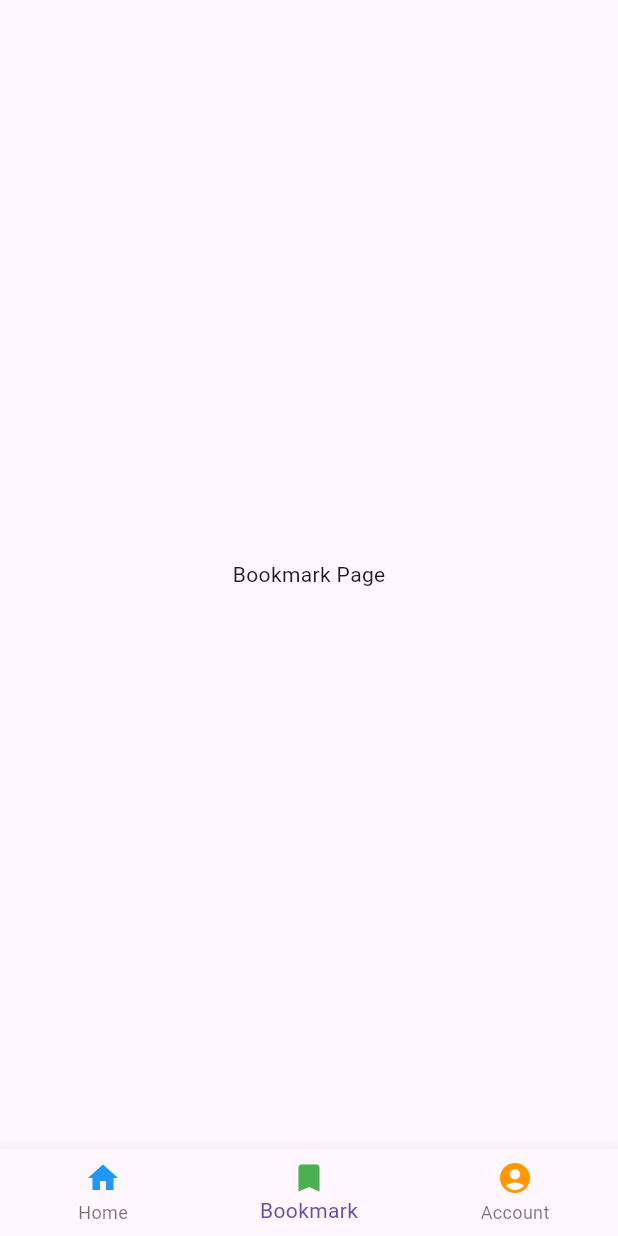
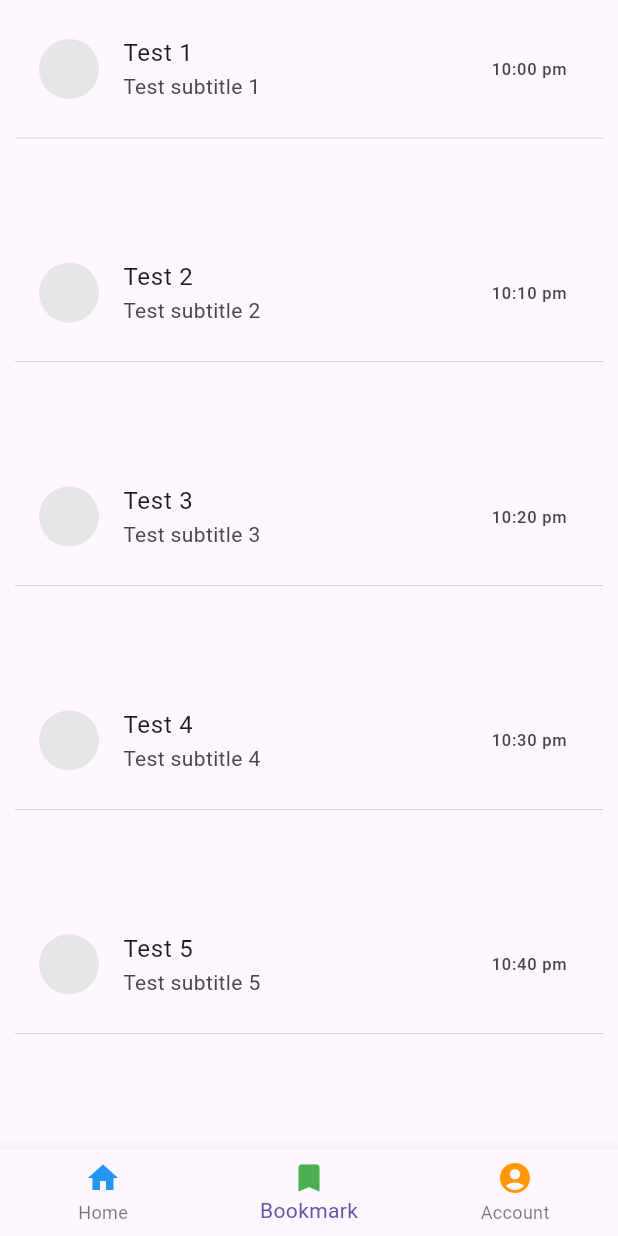
Before and after one commit to shinyPy/Flutter_News, a Flutter app: the Navbar screen opened directly, item 2 of the bottom bar chosen, on a phone screen of 412 x 824 dp. Run offline on Flutter 3.47's test engine with Material 3 defaults, Android fonts, the phone set to English and light mode, and no system bars; our stand-ins replace flutter_svg_provider, get, hexcolor.

Commit message:
add test stuff

```diff
--- /dev/null
+++ b/lib/view/widgets/components/list.widget.dart
@@ -0,0 +1,42 @@
+import 'package:flutter/material.dart';
+import 'package:flutter_news/utils/global.colors.dart';
+
+class ListContents extends StatelessWidget {
+  const ListContents(
+      {Key? key,
+      required this.title,
+      required this.subtitle,
+      required this.time})
+      : super(key: key);
+
+  final String title;
+  final String subtitle;
+  final String time;
+
+  @override
+  Widget build(BuildContext context) {
+    return ListView(
+      children: [
+        buildListItem(title: title, subtitle: subtitle, time: time),
+        Divider(
+          color: Colors.black,
+          height: 20,
+          thickness: 0.1,
+        ),
+        // Add more list items as needed
+      ],
+    );
+  }
+
+  Widget buildListItem(
+      {required String title, required String subtitle, required String time}) {
+    return ListTile(
+      title: Text(title),
+      subtitle: Text(subtitle),
+      leading: CircleAvatar(
+        backgroundColor: GlobalColors.mainColor,
+      ),
+      trailing: Text(time),
+    );
+  }
+}
--- a/lib/view/widgets/components/navbar.bottom.dart
+++ b/lib/view/widgets/components/navbar.bottom.dart
@@ -1,5 +1,6 @@
 import 'package:flutter/material.dart';
-import 'package:flutter_news/view/widgets/home/home.contents.dart';
+import 'package:flutter_news/view/widgets/contents/bookmark.content.dart';
+import 'package:flutter_news/view/widgets/contents/home.contents.dart';
 
 class Navbar extends StatefulWidget {
   const Navbar({Key? key}) : super(key: key);
@@ -43,11 +44,9 @@ class _NavbarState extends State<Navbar> {
   Widget _getBody(int index) {
     switch (index) {
       case 0:
-        return HomeContentWidget(); // Use HomeContentWidget for the home page
+        return HomeContentWidget();
       case 1:
-        return Center(
-          child: Text('Bookmark Page'),
-        );
+        return Bookmark();
       case 2:
         return Center(
           child: Text('Account Page'),
--- /dev/null
+++ b/lib/view/widgets/contents/bookmark.content.dart
@@ -0,0 +1,27 @@
+import 'package:flutter/material.dart';
+import 'package:flutter_news/view/widgets/components/navbar.bottom.dart';
+import 'package:flutter_news/view/widgets/components/list.widget.dart';
+
+class Bookmark extends StatelessWidget {
+  const Bookmark({Key? key}) : super(key: key);
+
+  @override
+  Widget build(BuildContext context) {
+    return Scaffold(
+      body: Container(
+        padding: const EdgeInsets.all(10.0),
+        child: Column(
+          children: List.generate(5, (index) {
+            return Expanded(
+              child: ListContents(
+                title: 'Test ${index + 1}',
+                subtitle: 'Test subtitle ${index + 1}',
+                time: '10:${index}0 pm',
+              ),
+            );
+          }),
+        ),
+      ),
+    );
+  }
+}
--- a/lib/view/widgets/home/home.contents.dart
+++ b/lib/view/widgets/contents/home.contents.dart
@@ -1,5 +1,6 @@
 import 'package:flutter/material.dart';
 import 'package:flutter_news/view/widgets/components/news.widget.dart';
+import 'package:flutter_news/view/widgets/components/list.widget.dart';
 import 'package:flutter_news/view/widgets/helpers/news.category.dart';
 
 class HomeContentWidget extends StatefulWidget {
@@ -33,6 +34,10 @@ class _HomeContentWidgetState extends State<HomeContentWidget> {
   @override
   Widget build(BuildContext context) {
     return Scaffold(
+      appBar: AppBar(
+        backgroundColor: Colors.redAccent,
+        toolbarHeight: 200,
+      ),
       body: SafeArea(
         child: RefreshIndicator(
           onRefresh: _handleRefresh,
@@ -75,6 +80,8 @@ class _HomeContentWidgetState extends State<HomeContentWidget> {
                   },
                 ),
               ),
+
+// Add more ListContents widgets as needed
             ],
           ),
         ),
```
